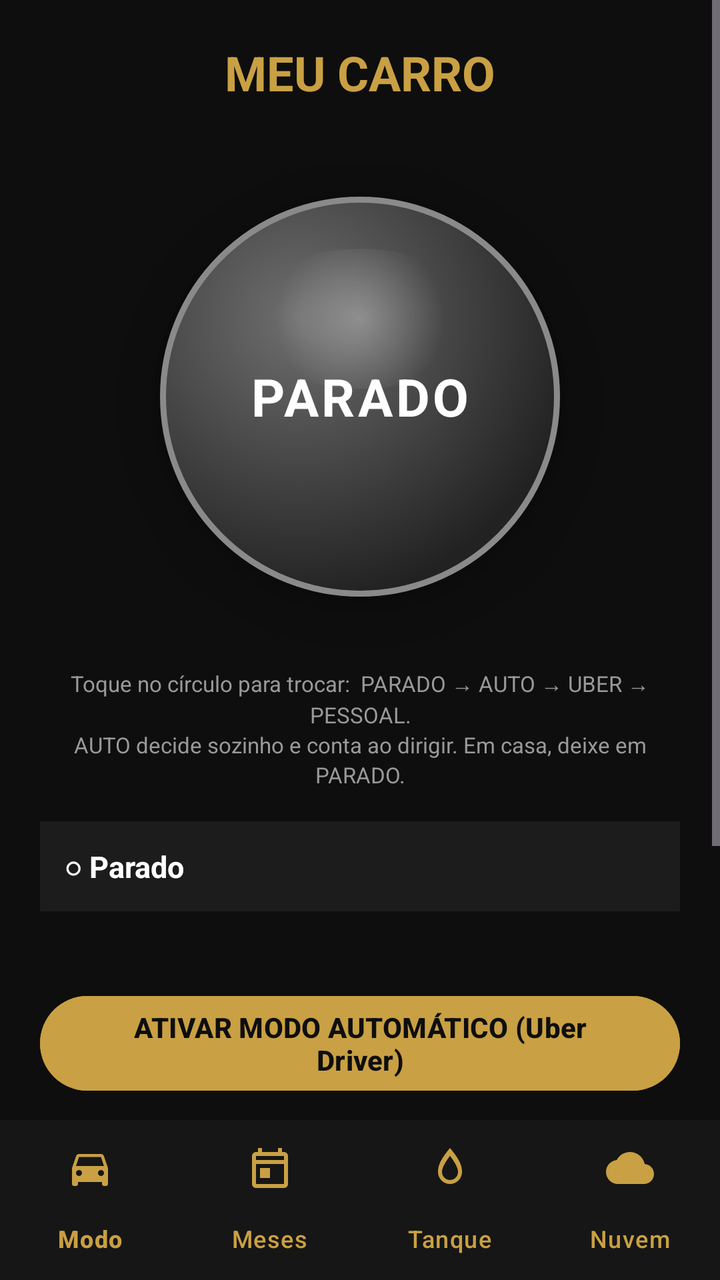
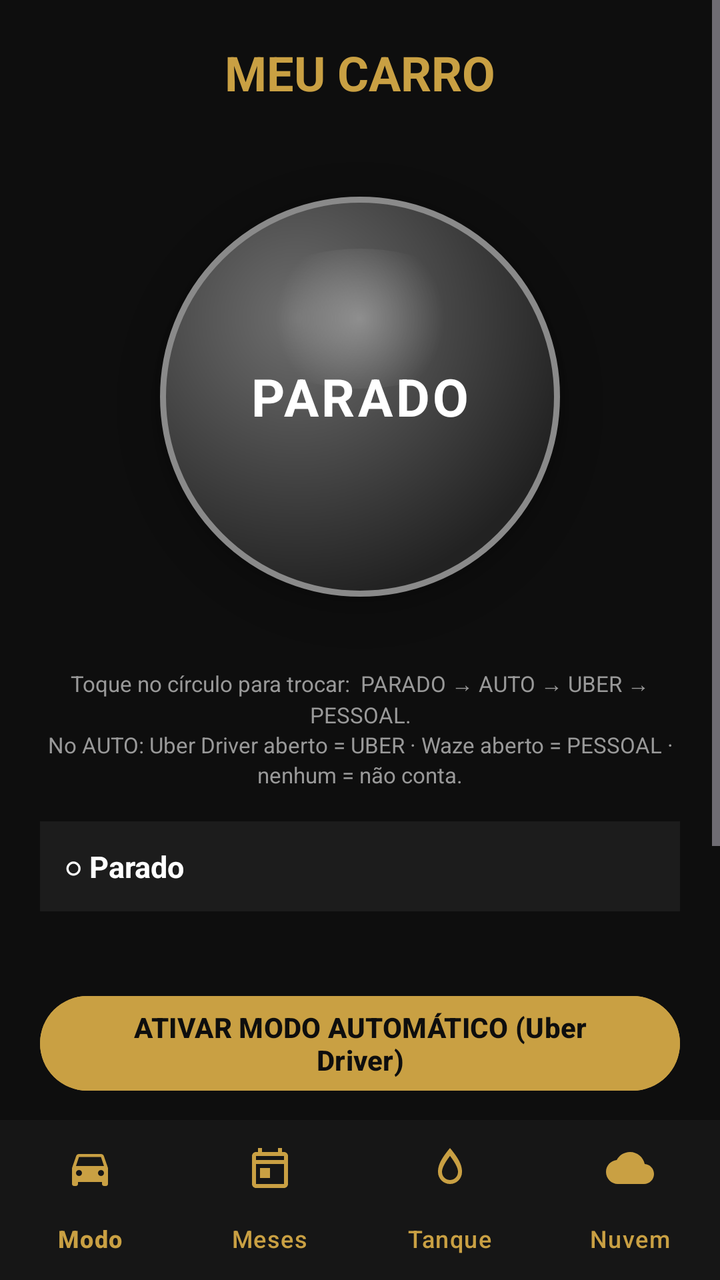

Compare the two renders of this Android layout. The source of the first and the diff that turns it into the second are given below.
<!-- AndroidManifest.xml: application theme Theme.MeuCarro -->
<!-- res/layout/activity_main.xml -->
<?xml version="1.0" encoding="utf-8"?>
<LinearLayout xmlns:android="http://schemas.android.com/apk/res/android"
    xmlns:app="http://schemas.android.com/apk/res-auto"
    android:layout_width="match_parent"
    android:layout_height="match_parent"
    android:orientation="vertical"
    android:background="#0E0E0E">

    <FrameLayout
        android:layout_width="match_parent"
        android:layout_height="0dp"
        android:layout_weight="1">

        
        <ScrollView android:id="@+id/pageModo" android:layout_width="match_parent"
            android:layout_height="match_parent" android:fillViewport="true">
            <LinearLayout android:layout_width="match_parent" android:layout_height="wrap_content"
                android:orientation="vertical" android:padding="20dp" android:gravity="center_horizontal">

                <TextView android:layout_width="wrap_content" android:layout_height="wrap_content"
                    android:text="MEU CARRO" android:textColor="#C9A043" android:textSize="24sp"
                    android:textStyle="bold" android:layout_marginBottom="16dp" />

                <FrameLayout android:layout_width="260dp" android:layout_height="260dp"
                    android:layout_marginBottom="6dp">

                    <View android:id="@+id/ringGlow" android:layout_width="252dp"
                        android:layout_height="252dp" android:layout_gravity="center"
                        android:background="@drawable/ring_glow" android:alpha="0" />

                    <TextView android:id="@+id/btnModeCircle" android:layout_width="200dp"
                        android:layout_height="200dp" android:layout_gravity="center"
                        android:background="@drawable/orb_parado" android:gravity="center"
                        android:text="PARADO" android:textColor="#FFFFFF" android:textSize="26sp"
                        android:textStyle="bold" android:letterSpacing="0.06"
                        android:clickable="true" android:focusable="true"
                        android:elevation="10dp" />
                </FrameLayout>

                <TextView android:layout_width="match_parent" android:layout_height="wrap_content"
                    android:text="Toque no círculo para trocar:  PARADO → AUTO → UBER → PESSOAL.&#10;AUTO decide sozinho e conta ao dirigir. Em casa, deixe em PARADO."
                    android:gravity="center" android:textColor="#999999" android:textSize="11sp"
                    android:lineSpacingExtra="2dp" android:layout_marginBottom="16dp" />

                <TextView android:id="@+id/tvStatus" android:layout_width="match_parent"
                    android:layout_height="wrap_content" android:text="○ Parado" android:textColor="#FFFFFF"
                    android:textSize="15sp" android:textStyle="bold" android:padding="12dp"
                    android:background="#1C1C1C" android:layout_marginBottom="10dp" />

                <TextView android:id="@+id/tvUsageWarn" android:layout_width="match_parent"
                    android:layout_height="wrap_content" android:text="" android:textColor="#E0A030"
                    android:textSize="12sp" android:layout_marginBottom="12dp" />

                <Button android:id="@+id/btnAuto" android:layout_width="match_parent"
                    android:layout_height="wrap_content" android:text="ATIVAR MODO AUTOMÁTICO (Uber Driver)"
                    android:textColor="#0E0E0E" android:backgroundTint="#C9A043" android:textStyle="bold"
                    android:layout_marginBottom="10dp" />

                <Button android:id="@+id/btnStop" android:layout_width="match_parent"
                    android:layout_height="wrap_content" android:text="PARAR REGISTRO"
                    android:textColor="#FFFFFF" android:backgroundTint="#B03030" android:textStyle="bold"
                    android:layout_marginBottom="10dp" />

                <Button android:id="@+id/btnUsage" android:layout_width="match_parent"
                    android:layout_height="wrap_content" android:text="Conceder acesso de uso (1x)"
                    android:textColor="#FFFFFF" android:backgroundTint="#2A2A2A" android:textSize="12sp"
                    android:layout_marginBottom="8dp" />

                <Button android:id="@+id/btnTest" android:layout_width="match_parent"
                    android:layout_height="wrap_content" android:text="TESTAR DETECÇÃO AGORA"
                    android:textColor="#0E0E0E" android:backgroundTint="#E0A030" android:textStyle="bold"
                    android:textSize="12sp" />
            </LinearLayout>
        </ScrollView>

        
        <ScrollView android:id="@+id/pageMeses" android:layout_width="match_parent"
            android:layout_height="match_parent" android:fillViewport="true" android:visibility="gone">
            <LinearLayout android:layout_width="match_parent" android:layout_height="wrap_content"
                android:orientation="vertical" android:padding="20dp">

                <LinearLayout android:layout_width="match_parent" android:layout_height="wrap_content"
                    android:orientation="horizontal" android:layout_marginBottom="8dp">
                    <Button android:id="@+id/btnPrevMonth" android:layout_width="0dp" android:layout_weight="1"
                        android:layout_height="wrap_content" android:text="◀ Mês anterior"
                        android:textColor="#FFFFFF" android:backgroundTint="#2A2A2A" android:textSize="12sp"
                        android:layout_marginEnd="6dp" />
                    <Button android:id="@+id/btnNextMonth" android:layout_width="0dp" android:layout_weight="1"
                        android:layout_height="wrap_content" android:text="Próximo ▶"
                        android:textColor="#FFFFFF" android:backgroundTint="#2A2A2A" android:textSize="12sp" />
                </LinearLayout>

                <TextView android:id="@+id/tvMonth" android:layout_width="match_parent"
                    android:layout_height="wrap_content" android:text="MÊS" android:textColor="#FFFFFF"
                    android:textSize="15sp" android:lineSpacingExtra="4dp" android:padding="14dp"
                    android:background="#14261B" android:layout_marginBottom="14dp" />

                <TextView android:id="@+id/tvDest" android:layout_width="match_parent"
                    android:layout_height="wrap_content" android:text="DESTINOS" android:textColor="#FFFFFF"
                    android:textSize="15sp" android:lineSpacingExtra="4dp" android:padding="14dp"
                    android:background="#1C1C1C" android:layout_marginBottom="8dp" />

                <Button android:id="@+id/btnRenameDest" android:layout_width="match_parent"
                    android:layout_height="wrap_content" android:text="Renomear um destino"
                    android:textColor="#FFFFFF" android:backgroundTint="#2A2A2A" android:textSize="12sp"
                    android:layout_marginBottom="14dp" />

                <TextView android:id="@+id/tvTotals" android:layout_width="match_parent"
                    android:layout_height="wrap_content" android:text="TOTAL GERAL" android:textColor="#FFFFFF"
                    android:textSize="15sp" android:lineSpacingExtra="4dp" android:padding="14dp"
                    android:background="#1C1C1C" android:layout_marginBottom="14dp" />

                <Button android:id="@+id/btnReset" android:layout_width="match_parent"
                    android:layout_height="wrap_content" android:text="Zerar totais e meses"
                    android:textColor="#AAAAAA" android:backgroundTint="#2A2A2A" android:textSize="12sp" />
            </LinearLayout>
        </ScrollView>

        
        <ScrollView android:id="@+id/pageTanque" android:layout_width="match_parent"
            android:layout_height="match_parent" android:fillViewport="true" android:visibility="gone">
            <LinearLayout android:layout_width="match_parent" android:layout_height="wrap_content"
                android:orientation="vertical" android:padding="20dp">

                <TextView android:id="@+id/tvTank" android:layout_width="match_parent"
                    android:layout_height="wrap_content" android:text="TANQUE ATUAL" android:textColor="#FFFFFF"
                    android:textSize="15sp" android:lineSpacingExtra="4dp" android:padding="14dp"
                    android:background="#14261B" android:layout_marginBottom="12dp" />

                <Button android:id="@+id/btnAbastecer" android:layout_width="match_parent"
                    android:layout_height="wrap_content" android:text="REGISTRAR ABASTECIMENTO"
                    android:textColor="#0E0E0E" android:backgroundTint="#C9A043" android:textStyle="bold"
                    android:layout_marginBottom="16dp" />

                <TextView android:layout_width="wrap_content" android:layout_height="wrap_content"
                    android:text="HISTÓRICO DE ABASTECIMENTOS" android:textColor="#C9A043" android:textSize="15sp"
                    android:textStyle="bold" android:layout_marginBottom="6dp" />
                <TextView android:id="@+id/tvFillHistory" android:layout_width="match_parent"
                    android:layout_height="wrap_content" android:text="" android:textColor="#FFFFFF"
                    android:textSize="14sp" android:lineSpacingExtra="4dp" android:padding="14dp"
                    android:background="#1C1C1C" android:layout_marginBottom="8dp" />
                <Button android:id="@+id/btnManageFills" android:layout_width="match_parent"
                    android:layout_height="wrap_content" android:text="Gerenciar / apagar registros"
                    android:textColor="#AAAAAA" android:backgroundTint="#2A2A2A" android:textSize="12sp"
                    android:layout_marginBottom="20dp" />

                <TextView android:layout_width="wrap_content" android:layout_height="wrap_content"
                    android:text="CALCULADORA DO TANQUE" android:textColor="#C9A043" android:textSize="15sp"
                    android:textStyle="bold" android:layout_marginBottom="2dp" />
                <TextView android:layout_width="match_parent" android:layout_height="wrap_content"
                    android:text="Lance litros e km rodados; divide entre Pessoal e Uber pela proporção."
                    android:textColor="#AAAAAA" android:textSize="12sp" android:layout_marginBottom="8dp" />

                <EditText android:id="@+id/etCalcLiters" android:layout_width="match_parent"
                    android:layout_height="wrap_content" android:hint="Litros do tanque (ex: 40)"
                    android:textColorHint="#777777" android:textColor="#FFFFFF"
                    android:inputType="numberDecimal" android:backgroundTint="#C9A043"
                    android:layout_marginBottom="8dp" />
                <EditText android:id="@+id/etCalcKm" android:layout_width="match_parent"
                    android:layout_height="wrap_content" android:hint="KM rodados com o tanque (ex: 520)"
                    android:textColorHint="#777777" android:textColor="#FFFFFF"
                    android:inputType="numberDecimal" android:backgroundTint="#C9A043"
                    android:layout_marginBottom="10dp" />
                <Button android:id="@+id/btnCalc" android:layout_width="match_parent"
                    android:layout_height="wrap_content" android:text="CALCULAR DIVISÃO"
                    android:textColor="#FFFFFF" android:backgroundTint="#1A6B2A" android:textStyle="bold"
                    android:layout_marginBottom="10dp" />
                <TextView android:id="@+id/tvCalcResult" android:layout_width="match_parent"
                    android:layout_height="wrap_content" android:text="" android:textColor="#FFFFFF"
                    android:textSize="15sp" android:lineSpacingExtra="4dp" android:padding="14dp"
                    android:background="#1C1C1C" />
            </LinearLayout>
        </ScrollView>

        
        <ScrollView android:id="@+id/pageNuvem" android:layout_width="match_parent"
            android:layout_height="match_parent" android:fillViewport="true" android:visibility="gone">
            <LinearLayout android:layout_width="match_parent" android:layout_height="wrap_content"
                android:orientation="vertical" android:padding="20dp">

                <TextView android:layout_width="wrap_content" android:layout_height="wrap_content"
                    android:text="SINCRONIZAÇÃO NA NUVEM" android:textColor="#C9A043" android:textSize="15sp"
                    android:textStyle="bold" android:layout_marginBottom="2dp" />
                <TextView android:layout_width="match_parent" android:layout_height="wrap_content"
                    android:text="Crie um código secreto. Envia sozinho ao sair do app. Em outro celular, use o mesmo código e toque em Baixar."
                    android:textColor="#AAAAAA" android:textSize="12sp" android:layout_marginBottom="8dp" />

                <EditText android:id="@+id/etSyncCode" android:layout_width="match_parent"
                    android:layout_height="wrap_content" android:hint="Código (ex: sergio-2026)"
                    android:textColorHint="#777777" android:textColor="#FFFFFF"
                    android:inputType="textNoSuggestions" android:backgroundTint="#C9A043"
                    android:layout_marginBottom="8dp" />
                <Button android:id="@+id/btnSaveSync" android:layout_width="match_parent"
                    android:layout_height="wrap_content" android:text="SALVAR CÓDIGO"
                    android:textColor="#0E0E0E" android:backgroundTint="#C9A043" android:textStyle="bold"
                    android:layout_marginBottom="8dp" />
                <LinearLayout android:layout_width="match_parent" android:layout_height="wrap_content"
                    android:orientation="horizontal" android:layout_marginBottom="8dp">
                    <Button android:id="@+id/btnPush" android:layout_width="0dp" android:layout_weight="1"
                        android:layout_height="wrap_content" android:text="ENVIAR AGORA"
                        android:textColor="#FFFFFF" android:backgroundTint="#1A6B2A" android:textStyle="bold"
                        android:textSize="12sp" android:layout_marginEnd="6dp" />
                    <Button android:id="@+id/btnPull" android:layout_width="0dp" android:layout_weight="1"
                        android:layout_height="wrap_content" android:text="BAIXAR (RESTAURAR)"
                        android:textColor="#FFFFFF" android:backgroundTint="#1A5276" android:textStyle="bold"
                        android:textSize="12sp" />
                </LinearLayout>
                <TextView android:id="@+id/tvSyncStatus" android:layout_width="match_parent"
                    android:layout_height="wrap_content" android:text="" android:textColor="#AAAAAA"
                    android:textSize="12sp" android:padding="10dp" android:background="#14261B"
                    android:layout_marginBottom="20dp" />

                <TextView android:layout_width="wrap_content" android:layout_height="wrap_content"
                    android:text="BACKUP EM ARQUIVO" android:textColor="#C9A043" android:textSize="15sp"
                    android:textStyle="bold" android:layout_marginBottom="8dp" />
                <Button android:id="@+id/btnExport" android:layout_width="match_parent"
                    android:layout_height="wrap_content" android:text="EXPORTAR BACKUP (arquivo)"
                    android:textColor="#0E0E0E" android:backgroundTint="#C9A043" android:textStyle="bold"
                    android:layout_marginBottom="8dp" />
                <Button android:id="@+id/btnImport" android:layout_width="match_parent"
                    android:layout_height="wrap_content" android:text="IMPORTAR BACKUP (restaurar)"
                    android:textColor="#FFFFFF" android:backgroundTint="#1A6B2A" android:textStyle="bold" />
            </LinearLayout>
        </ScrollView>
    </FrameLayout>

    <com.google.android.material.bottomnavigation.BottomNavigationView
        android:id="@+id/bottomNav"
        android:layout_width="match_parent"
        android:layout_height="wrap_content"
        android:background="#161616"
        app:elevation="8dp"
        app:menu="@menu/bottom_nav_menu"
        app:labelVisibilityMode="labeled"
        app:itemIconTint="#C9A043"
        app:itemTextColor="#C9A043" />

</LinearLayout>
<!-- resources referenced by this layout -->
<resources>
  <!-- drawable orb_parado (drawable) -->
  <?xml version="1.0" encoding="utf-8"?>
  <layer-list xmlns:android="http://schemas.android.com/apk/res/android">
      <item>
          <shape android:shape="oval">
              <gradient android:type="radial" android:gradientRadius="72%"
                  android:centerX="0.34" android:centerY="0.30"
                  android:startColor="#6E6E6E" android:centerColor="#484848" android:endColor="#222222" />
              <stroke android:width="3dp" android:color="#8A8A8A" />
          </shape>
      </item>
      <item android:width="120dp" android:height="70dp" android:gravity="center_horizontal|top" android:top="26dp">
          <shape android:shape="oval">
              <gradient android:type="radial" android:gradientRadius="60%"
                  android:centerX="0.5" android:centerY="0.5"
                  android:startColor="#4DFFFFFF" android:endColor="#00FFFFFF" />
          </shape>
      </item>
  </layer-list>
  <!-- drawable ring_glow (drawable) -->
  <?xml version="1.0" encoding="utf-8"?>
  <shape xmlns:android="http://schemas.android.com/apk/res/android"
      android:shape="ring"
      android:innerRadiusRatio="2.45"
      android:thicknessRatio="15"
      android:useLevel="false">
      <solid android:color="#FFFFFFFF" />
  </shape>
  <style name="Theme.MeuCarro" parent="Theme.Material3.Dark.NoActionBar">
          <item name="android:statusBarColor">#0E0E0E</item>
      </style>
</resources>

<!-- the commit's change to res/layout/activity_main.xml (unified diff, before → after) -->
@@ -38,7 +38,7 @@
                 </FrameLayout>
 
                 <TextView android:layout_width="match_parent" android:layout_height="wrap_content"
-                    android:text="Toque no círculo para trocar:  PARADO → AUTO → UBER → PESSOAL.&#10;AUTO decide sozinho e conta ao dirigir. Em casa, deixe em PARADO."
+                    android:text="Toque no círculo para trocar:  PARADO → AUTO → UBER → PESSOAL.&#10;No AUTO: Uber Driver aberto = UBER · Waze aberto = PESSOAL · nenhum = não conta."
                     android:gravity="center" android:textColor="#999999" android:textSize="11sp"
                     android:lineSpacingExtra="2dp" android:layout_marginBottom="16dp" />
 
